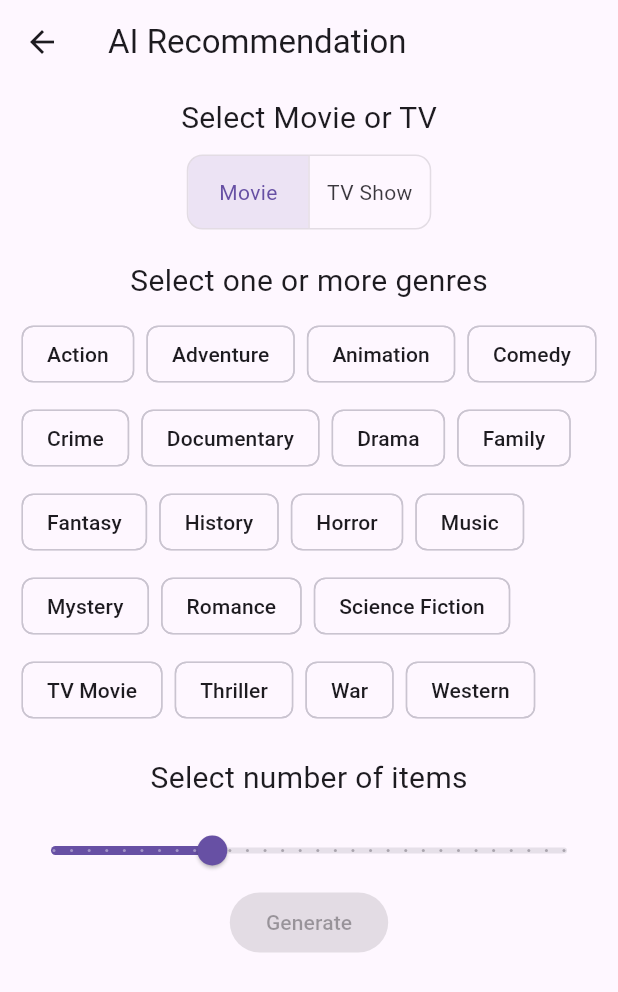
After one commit to alexsedy/the_movie_app, a Flutter app: the AiRecommendationScreenWidget screen opened by its route, on a phone screen of 412 x 824 dp. The commit adds this screen. Shown: the top 992 px of the screen. Run offline on Flutter 3.47's test engine with Material 3 defaults, Android fonts, the light colour scheme and no system bars; our stand-ins replace app_links, event_bus, flutter_secure_storage, font_awesome_flutter, google_generative_ai, grouped_list and 2 more; accounts and stored records are empty; network calls fail.

Commit message:
added: generate AI recommendation feature

```diff
--- a/lib/widgets/account_screen/account_model.dart
+++ b/lib/widgets/account_screen/account_model.dart
@@ -113,6 +113,11 @@ class AccountModel extends ChangeNotifier {
     Navigator.of(context).pushNamed(MainNavigationRouteNames.userLists);
   }
 
+  void onAIFeatureScreen(BuildContext context) {
+    Navigator.of(context).pushNamed(MainNavigationRouteNames.aiRecommendation);
+  }
+
+
   @override
   void dispose() {
     _sub?.cancel();
--- /dev/null
+++ b/lib/widgets/ai_feature_screen/ai_list_recommendation/ai_recommendation_list_model.dart
@@ -0,0 +1,57 @@
+import 'package:flutter/material.dart';
+import 'package:google_generative_ai/google_generative_ai.dart';
+import 'package:the_movie_app/domain/api_client/search_api_client.dart';
+import 'package:the_movie_app/domain/entity/media/list/list.dart';
+import 'package:the_movie_app/widgets/navigation/main_navigation.dart';
+
+class AiRecommendationListModel extends ChangeNotifier{
+  List<MediaList> listResponse = [];
+  final String prompt;
+  final bool isMovie;
+  final _apiClient = SearchApiClient();
+  static const _apiKey = "AIzaSyBQoaxE_7G6m_xJz_d88CkGx8_n4NBi1Q4";
+  final _model = GenerativeModel(
+    model: 'gemini-1.5-flash-latest',
+    apiKey: _apiKey,
+  );
+
+
+  AiRecommendationListModel({required this.prompt, required this.isMovie});
+
+  Stream<List<MediaList>> generateAndGetMovies() async* {
+    final response = await _model.generateContent([Content.text(prompt)]);
+    final text = await response.text;
+
+    List<MediaList> listResponse = [];
+    List<String> list = [];
+
+    if(text != null) {
+      list = text.split(";");
+    }
+
+    for(var movie in list) {
+      movie = movie.trim();
+      // .replaceAll("\n", "");
+
+      if(isMovie) {
+        final response = await _apiClient.getSearchMovies(
+            query: movie, page: 1);
+        listResponse.add(response.list.first);
+      } else {
+        final response = await _apiClient.getSearchTvs(
+            query: movie, page: 1);
+        listResponse.add(response.list.first);
+      }
+
+      yield listResponse;
+    }
+  }
+
+  void onMovieScreen(BuildContext context, int id) {
+    Navigator.of(context).pushNamed(MainNavigationRouteNames.movieDetails, arguments: id);
+  }
+
+  void onTvShowScreen(BuildContext context, int id) {
+    Navigator.of(context).pushNamed(MainNavigationRouteNames.tvShowDetails, arguments: id);
+  }
+}
--- /dev/null
+++ b/lib/widgets/ai_feature_screen/ai_recommendation/ai_recommendation_model.dart
@@ -0,0 +1,120 @@
+import 'package:flutter/material.dart';
+import 'package:the_movie_app/widgets/navigation/main_navigation.dart';
+
+class AiRecommendationModel extends ChangeNotifier {
+  String? _genres;
+  var _isReadyToGenerate = false;
+  final _movieGenreActions = <String, bool>{
+    'Action': false,
+    'Adventure': false,
+    'Animation': false,
+    'Comedy': false,
+    'Crime': false,
+    'Documentary': false,
+    'Drama': false,
+    'Family': false,
+    'Fantasy': false,
+    'History': false,
+    'Horror': false,
+    'Music': false,
+    'Mystery': false,
+    'Romance': false,
+    'Science Fiction': false,
+    'TV Movie': false,
+    'Thriller': false,
+    'War': false,
+    'Western': false,
+  };
+  final _tvGenreActions = <String, bool>{
+   'Action & Adventure': false,
+    'Animation': false,
+   'Comedy': false,
+    'Crime': false,
+    'Documentary': false,
+    'Drama': false,
+    'Family': false,
+    'Kids': false,
+    'Mystery': false,
+    'News': false,
+    'Reality': false,
+    'Sci-Fi & Fantasy': false,
+    'Soap': false,
+    'Talk': false,
+    'War & Politics': false,
+    'Western': false,
+  };
+
+  Map<String, bool> get movieGenreActions => _movieGenreActions;
+  Map<String, bool> get tvGenreActions => _tvGenreActions;
+  bool get isReadyToGenerate => _isReadyToGenerate;
+
+
+  set isReadyToGenerate(value) {
+    _isReadyToGenerate = value;
+  }
+
+  Future<void> onGenerateContent(BuildContext context, int count, bool isMovie) async {
+    var prompt;
+
+    _selectedGenres(isMovie);
+    // var prompt = '''
+    //   Предоставь список из $count фильмов в жанре $_genres в формате,
+    //   где указаны только названия фильмов через символ ";". Без номеров, точек,
+    //   маркеров или дополнительных символов. Только названия подряд.
+    //   Пожалуйста, выбери разнообразные фильмы, как классику, так и современные картины.
+    // ''';
+    if(isMovie) {
+      prompt = '''
+        Provide a list of $count movies in the $_genres genre in the format
+        where only movie titles are listed, separated by ";". No numbers, periods,
+        bullets, or additional characters. Just the titles in a row.
+        Please select a variety of movies, both classics and modern films.
+        ''';
+    } else {
+      prompt = '''
+        Provide a list of $count TV shows in the $_genres genre in the format
+        where only TV shows titles are listed, separated by ";". No numbers, periods,
+        bullets, or additional characters. Just the titles in a row.
+        Please select a variety of movies, both classics and modern films.
+        ''';
+    }
+    Navigator.pushNamed(
+        context,
+        MainNavigationRouteNames.aiRecommendationList,
+        arguments: {"prompt": prompt, "isMovie": isMovie});
+  }
+
+  void _selectedGenres(bool isMovie) {
+    final selectedGenres = <String>[];
+
+    if(isMovie) {
+      _movieGenreActions.forEach((key, value) {
+        if (value) {
+          selectedGenres.add(key);
+        }
+      });
+    } else {
+      _tvGenreActions.forEach((key, value) {
+        if (value) {
+          selectedGenres.add(key);
+        }
+      });
+    }
+
+    final result = selectedGenres.join(',');
+
+    if(selectedGenres.isEmpty) {
+      _genres = null;
+    } else {
+      _genres = result;
+    }
+  }
+
+  void resetGenre(isMovie) {
+    _isReadyToGenerate = false;
+     isMovie
+         ? movieGenreActions.updateAll((k, v) => false)
+         :  tvGenreActions.updateAll((k, v) => false);
+    notifyListeners();
+  }
+}
--- /dev/null
+++ b/lib/widgets/ai_feature_screen/ai_recommendation/ai_recommendation_screen_widget.dart
@@ -0,0 +1,150 @@
+import 'package:flutter/material.dart';
+import 'package:the_movie_app/provider/provider.dart';
+import 'package:the_movie_app/widgets/ai_feature_screen/ai_recommendation/ai_recommendation_model.dart';
+
+class AiRecommendationScreenWidget extends StatelessWidget {
+  const AiRecommendationScreenWidget({super.key});
+
+  @override
+  Widget build(BuildContext context) {
+       return Scaffold(
+      appBar: AppBar(
+        title: Text("AI Recommendation"),
+      ),
+      body: _GenerateMovieByGenreWidget(),
+    );
+  }
+}
+
+class _GenerateMovieByGenreWidget extends StatefulWidget {
+  const _GenerateMovieByGenreWidget({
+    super.key,
+  });
+
+  @override
+  State<_GenerateMovieByGenreWidget> createState() => _GenerateMovieByGenreWidgetState();
+}
+
+class _GenerateMovieByGenreWidgetState extends State<_GenerateMovieByGenreWidget> {
+  var _sliderValue = 10.0;
+  final List<bool> _isSelected = [true, false];
+
+  @override
+  Widget build(BuildContext context) {
+    final model = NotifierProvider.watch<AiRecommendationModel>(context);
+
+    if(model == null) {
+      return SizedBox.shrink();
+    }
+    final movieGenreActions = model.movieGenreActions;
+    final tvGenreActions = model.tvGenreActions;
+    final isReadyToGenerate = model.isReadyToGenerate;
+
+    return Padding(
+      padding: const EdgeInsets.symmetric(horizontal: 10, vertical: 8),
+      child: Column(
+        children: [
+          Text(
+            "Select Movie or TV",
+            style: TextStyle(
+              fontSize: 20,
+            ),
+          ),
+          SizedBox(height: 10,),
+          ToggleButtons(
+            onPressed: (int index) {
+              model.resetGenre(_isSelected.first);
+              setState(() {
+                for (int i = 0; i < _isSelected.length; i++) {
+                  _isSelected[i] = i == index;
+                }
+              });
+            },
+            borderRadius: BorderRadius.circular(10.0),
+            isSelected: _isSelected,
+            children: [
+              SizedBox(width: 80, child: Center(child: Text("Movie"),),),
+              SizedBox(width: 80, child: Center(child: Text("TV Show",),),),
+            ],
+          ),
+          SizedBox(height: 20,),
+          Text(
+            "Select one or more genres",
+            style: TextStyle(
+              fontSize: 20,
+            ),
+          ),
+          SizedBox(height: 10,),
+          if(_isSelected.first)
+            Wrap(
+            spacing: 8.0,
+            runSpacing: 8.0,
+            children: movieGenreActions.entries.map((entry) {
+              return ActionChip(
+                label: Text(entry.key),
+                backgroundColor: entry.value ? Colors.blueAccent : Colors.transparent,
+                onPressed: () {
+                  setState(() {
+                    movieGenreActions[entry.key] = !entry.value;
+                    if(movieGenreActions.values.any((element) => element == true)) {
+                      model.isReadyToGenerate = true;
+                    } else {
+                      model.isReadyToGenerate = false;
+                    }
+                  });
+                },
+              );
+            }).toList(),
+          ),
+          if(_isSelected.last)
+            Wrap(
+              spacing: 8.0,
+              runSpacing: 8.0,
+              children: tvGenreActions.entries.map((entry) {
+                return ActionChip(
+                  label: Text(entry.key),
+                  backgroundColor: entry.value ? Colors.blueAccent : Colors.transparent,
+                  onPressed: () {
+                    setState(() {
+                      tvGenreActions[entry.key] = !entry.value;
+                      if(tvGenreActions.values.any((element) => element == true)) {
+                        model.isReadyToGenerate = true;
+                      } else {
+                        model.isReadyToGenerate = false;
+                      }
+                    });
+                  },
+                );
+              }).toList(),
+            ),
+          SizedBox(height: 20,),
+          Text(
+            "Select number of items",
+            style: TextStyle(
+              fontSize: 20,
+            ),
+          ),
+          SizedBox(height: 10,),
+          Slider(
+            value: _sliderValue,
+            onChanged: (value) {
+              setState(() {
+                _sliderValue = value;
+              });
+            },
+            label: _sliderValue.toInt().toString(),
+            min: 1,
+            max: 30,
+            divisions: 29,
+          ),
+          ElevatedButton(
+            onPressed: isReadyToGenerate ? () =>
+              model.onGenerateContent(context, _sliderValue.toInt(), _isSelected.first)
+              : null,
+            child: Text("Generate"),
+          )
+        ],
+      ),
+    );
+  }
+}
--- a/lib/widgets/main_screen/main_screen_widget.dart
+++ b/lib/widgets/main_screen/main_screen_widget.dart
@@ -52,6 +52,7 @@ class _MainScreenWidgetState extends State<MainScreenWidget> {
     _locale = Provider.read<MyAppModel>(context)?.locale;
     movieListModel.loadContent();
     tvShowListModel.loadContent();
+    accountModel.checkLoginStatus();
   }
 
   @override
--- a/lib/widgets/navigation/main_navigation.dart
+++ b/lib/widgets/navigation/main_navigation.dart
@@ -2,6 +2,10 @@ import 'package:flutter/material.dart';
 import 'package:the_movie_app/domain/entity/media/media_details/media_details.dart';
 import 'package:the_movie_app/domain/entity/person/credits_people/credits.dart';
 import 'package:the_movie_app/provider/provider.dart';
+import 'package:the_movie_app/widgets/ai_feature_screen/ai_list_recommendation/ai_recommendation_list_screen_widget.dart';
+import 'package:the_movie_app/widgets/ai_feature_screen/ai_recommendation/ai_recommendation_model.dart';
+import 'package:the_movie_app/widgets/ai_feature_screen/ai_recommendation/ai_recommendation_screen_widget.dart';
+import 'package:the_movie_app/widgets/ai_feature_screen/ai_list_recommendation/ai_recommendation_list_model.dart';
 import 'package:the_movie_app/widgets/credits_list_screen/cast_list_screen/cast_list_model.dart';
 import 'package:the_movie_app/widgets/credits_list_screen/cast_list_screen/cast_list_widget.dart';
 import 'package:the_movie_app/widgets/credits_list_screen/crew_list_screen/crew_list_model.dart';
@@ -45,6 +49,8 @@ abstract class MainNavigationRouteNames {
   static const seriesDetails = "/series_details";
   static const collection = "/collection";
   static const homeSearch = "/home_search";
+  static const aiRecommendation = "/ai_recommendation";
+  static const aiRecommendationList = "/ai_recommendation_list";
 }
 
 class MainNavigation {
@@ -179,12 +185,34 @@ class MainNavigation {
         final args = arguments is Map ? arguments : {};
         final searchController = args["searchController"];
         final index = args["index"];
-
         return MaterialPageRoute(
           builder: (context) => NotifierProvider(
               create: () => HomeSearchModel(searchController, index),
               // model: MovieDetailsModel(movieId),
               child: const HomeSearchWidget()),
+        );
+
+      case MainNavigationRouteNames.aiRecommendation:
+        return MaterialPageRoute(
+          builder: (context) => NotifierProvider(
+              create: () => AiRecommendationModel(),
+              // model: MovieDetailsModel(movieId),
+              child: const AiRecommendationScreenWidget()),
+        );
+
+      case MainNavigationRouteNames.aiRecommendationList:
+        final arguments = settings.arguments;
+        final args = arguments is Map ? arguments : {};
+        final prompt = args["prompt"];
+        final isMovie = args["isMovie"];
+        return MaterialPageRoute(
+          builder: (context) => NotifierProvider(
+              create: () => AiRecommendationListModel(
+                prompt: prompt,
+                isMovie: isMovie,
+              ),
+              // model: MovieDetailsModel(movieId),
+              child: const AiRecommendationListScreenWidget()),
         );
 
       default:
```
Also changed, not shown: lib/widgets/account_screen/account_widget.dart (+35 -0 lines), lib/widgets/ai_feature_screen/ai_list_recommendation/ai_recommendation_list_screen_widget.dart (added, +142 -0 lines), lib/widgets/widget_elements/shimmer_skeleton_elements/list_shimmer_skeleton_widget.dart (+36 -0 lines).
